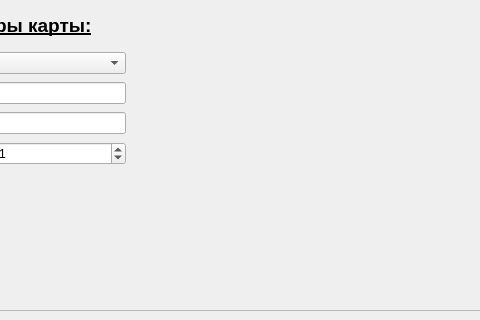
Above: widget.ui from NikolaiBoldin/mapAPI before the change; both pictures show x 95 to 575 and y 0 to 320 of the 770 by 770 pixel window. Below: the same form after it.
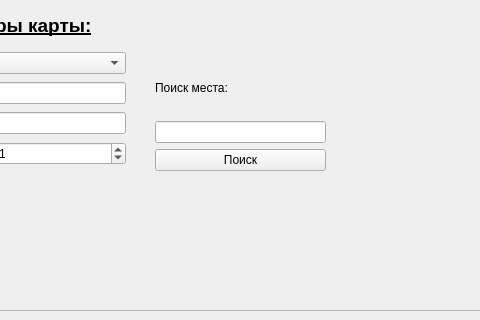
That is the form after the change.

Commit message: Изменён ui файл и немного кода для 5 задачи

The edit to the form file:
```diff
--- a/widget.ui
+++ b/widget.ui
@@ -142,6 +142,39 @@
     </rect>
    </property>
   </widget>
+        <widget class="QWidget" name="verticalLayoutWidget">
+            <property name="geometry">
+                <rect>
+                    <x>250</x>
+                    <y>60</y>
+                    <width>171</width>
+                    <height>111</height>
+                </rect>
+            </property>
+            <layout class="QVBoxLayout" name="verticalLayout">
+                <item>
+                    <widget class="QLabel" name="label_3">
+                        <property name="text">
+                            <string>Поиск места:</string>
+                        </property>
+                    </widget>
+                </item>
+                <item>
+                    <widget class="QLineEdit" name="place">
+                        <property name="inputMask">
+                            <string/>
+                        </property>
+                    </widget>
+                </item>
+                <item>
+                    <widget class="QPushButton" name="Search">
+                        <property name="text">
+                            <string>Поиск</string>
+                        </property>
+                    </widget>
+                </item>
+            </layout>
+        </widget>
  </widget>
  <resources/>
  <connections/>
```
Left out of the diff: 4 changed lines with no effect on the pictures. Lines whose indentation alone changed are shown as unchanged. The commit also changes 1 other file.
